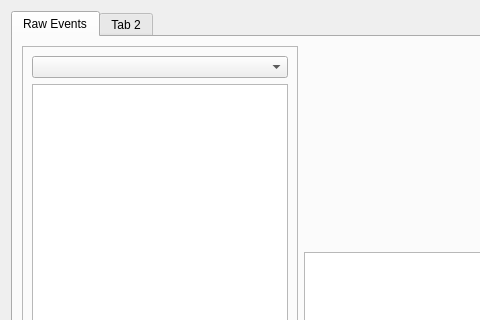
Sparse-Technology/AlarmTest, file alarmwidget.ui: the form before one commit; both pictures show x 0 to 480 and y 0 to 320 of the 970 by 745 pixel window.
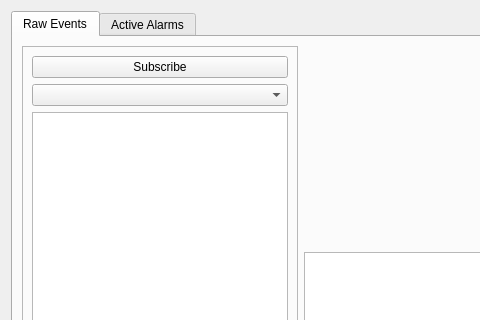
The form after the commit.

Commit message: Active active alarms tab.

Patch:
```diff
--- a/alarmwidget.ui
+++ b/alarmwidget.ui
@@ -30,6 +30,13 @@
           <enum>QFrame::Raised</enum>
          </property>
          <layout class="QVBoxLayout" name="verticalLayout">
+          <item>
+           <widget class="QPushButton" name="pushSubscribe">
+            <property name="text">
+             <string>Subscribe</string>
+            </property>
+           </widget>
+          </item>
           <item>
            <widget class="QComboBox" name="comboCameras"/>
           </item>
@@ -78,7 +85,7 @@
      </widget>
      <widget class="QWidget" name="tab_2">
       <attribute name="title">
-       <string>Tab 2</string>
+       <string>Active Alarms</string>
       </attribute>
      </widget>
     </widget>
```
Left out of the diff: 3 changed lines with no effect on the pictures. The commit also changes 3 other files.
